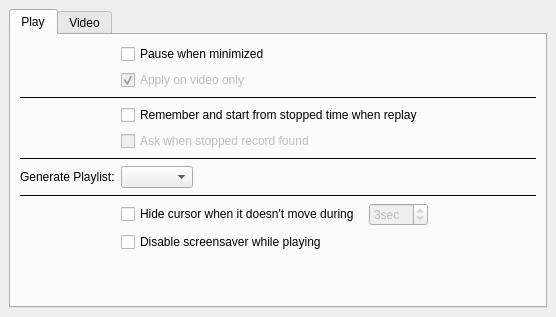
The window that src/cmplayer/ui/pref_widget.ui (bylee20/cmplayer-kldp.net) describes before a commit, drawn with Qt 5.
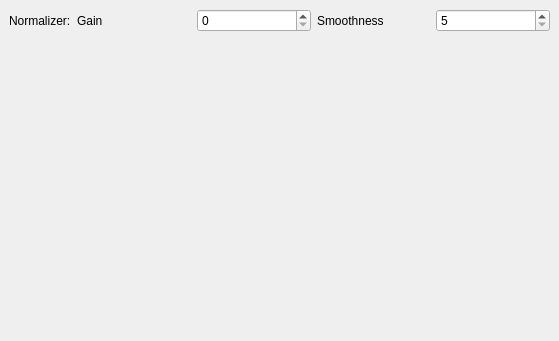
The same window after the commit. Icons and pictures are not drawn. Custom widgets are drawn as their Qt base class.

Patch:
```diff
--- a/src/cmplayer/ui/pref_widget.ui
+++ b/src/cmplayer/ui/pref_widget.ui
@@ -6,41 +6,31 @@
    <rect>
     <x>0</x>
     <y>0</y>
-    <width>556</width>
-    <height>317</height>
+    <width>559</width>
+    <height>341</height>
    </rect>
   </property>
   <property name="windowTitle">
    <string>Preferences</string>
   </property>
-  <layout class="QVBoxLayout" name="verticalLayout_14">
+  <layout class="QHBoxLayout" name="horizontalLayout_13">
    <property name="margin">
     <number>0</number>
    </property>
    <item>
     <widget class="QStackedWidget" name="stack">
      <property name="currentIndex">
-      <number>0</number>
-     </property>
-     <widget class="QWidget" name="general">
-      <property name="name" stdset="0">
-       <string>Play</string>
-      </property>
-      <property name="icon" stdset="0">
-       <iconset resource="../rsclist.qrc">
-        <normaloff>:/img/preferences-desktop-wallpaper.png</normaloff>:/img/preferences-desktop-wallpaper.png</iconset>
-      </property>
-      <layout class="QHBoxLayout" name="_4">
-       <item>
-        <widget class="QTabWidget" name="tabWidget_2">
-         <property name="currentIndex">
-          <number>0</number>
+      <number>2</number>
          </property>
          <widget class="QWidget" name="play">
-          <attribute name="title">
+      <property name="name" stdset="0">
            <string>Play</string>
-          </attribute>
-          <layout class="QHBoxLayout" name="horizontalLayout_2">
+      </property>
+      <property name="icon" stdset="0">
+       <iconset resource="../rsclist.qrc">
+        <normaloff>:/img/applications-multimedia.png</normaloff>:/img/applications-multimedia.png</iconset>
+      </property>
+      <layout class="QVBoxLayout" name="verticalLayout">
            <item>
             <layout class="QFormLayout" name="formLayout_5">
              <property name="fieldGrowthPolicy">
@@ -178,10 +168,14 @@
           </layout>
          </widget>
          <widget class="QWidget" name="video">
-          <attribute name="title">
+      <property name="name" stdset="0">
            <string>Video</string>
-          </attribute>
-          <layout class="QHBoxLayout" name="horizontalLayout_13">
+      </property>
+      <property name="icon" stdset="0">
+       <iconset resource="../rsclist.qrc">
+        <normaloff>:/img/preferences-desktop-wallpaper.png</normaloff>:/img/preferences-desktop-wallpaper.png</iconset>
+      </property>
+      <layout class="QHBoxLayout" name="horizontalLayout_2">
            <item>
             <layout class="QFormLayout" name="formLayout_6">
              <property name="fieldGrowthPolicy">
@@ -379,7 +373,66 @@
            </item>
           </layout>
          </widget>
-        </widget>
+     <widget class="QWidget" name="audio">
+      <property name="name" stdset="0">
+       <string>Audio</string>
+      </property>
+      <property name="icon" stdset="0">
+       <iconset resource="../rsclist.qrc">
+        <normaloff>:/img/speaker-large.png</normaloff>:/img/speaker-large.png</iconset>
+      </property>
+      <layout class="QHBoxLayout" name="horizontalLayout_19">
+       <item>
+        <layout class="QFormLayout" name="formLayout_8">
+         <item row="0" column="0">
+          <widget class="QLabel" name="normalizerLabel">
+           <property name="text">
+            <string>Normalizer:</string>
+           </property>
+          </widget>
+         </item>
+         <item row="0" column="1">
+          <layout class="QHBoxLayout" name="horizontalLayout_18">
+           <item>
+            <widget class="QLabel" name="label_5">
+             <property name="text">
+              <string>Gain</string>
+             </property>
+            </widget>
+           </item>
+           <item>
+            <widget class="QSpinBox" name="normalizer_gain">
+             <property name="accelerated">
+              <bool>true</bool>
+             </property>
+             <property name="maximum">
+              <number>100</number>
+             </property>
+            </widget>
+           </item>
+           <item>
+            <widget class="QLabel" name="label_22">
+             <property name="text">
+              <string>Smoothness</string>
+             </property>
+            </widget>
+           </item>
+           <item>
+            <widget class="QSpinBox" name="normalizer_smoothness">
+             <property name="accelerated">
+              <bool>true</bool>
+             </property>
+             <property name="minimum">
+              <number>5</number>
+             </property>
+             <property name="maximum">
+              <number>200</number>
+             </property>
+            </widget>
+           </item>
+          </layout>
+         </item>
+        </layout>
        </item>
       </layout>
      </widget>
```
Lines whose indentation alone changed are shown as unchanged.
